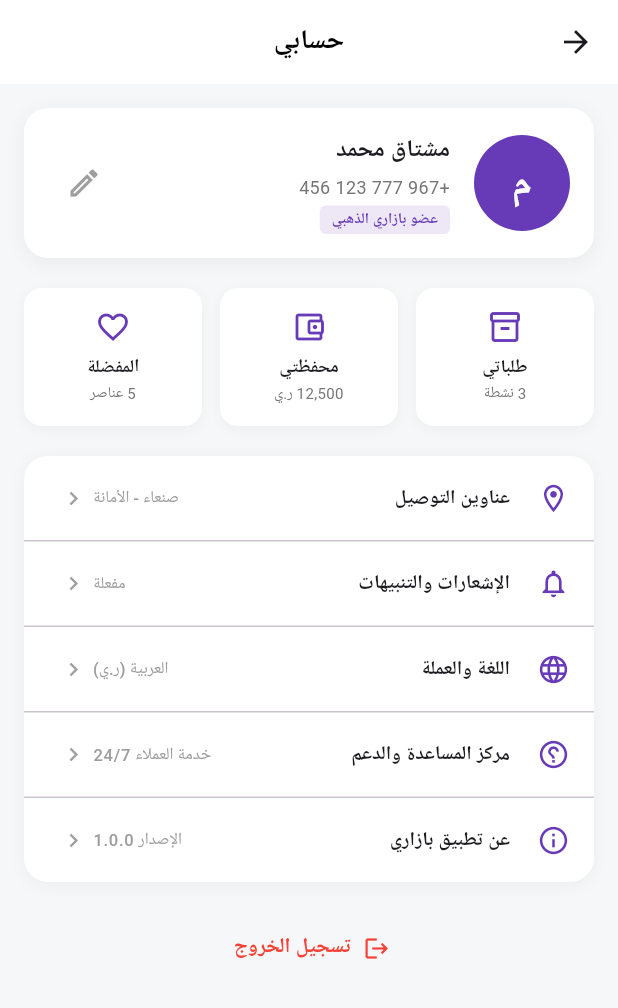
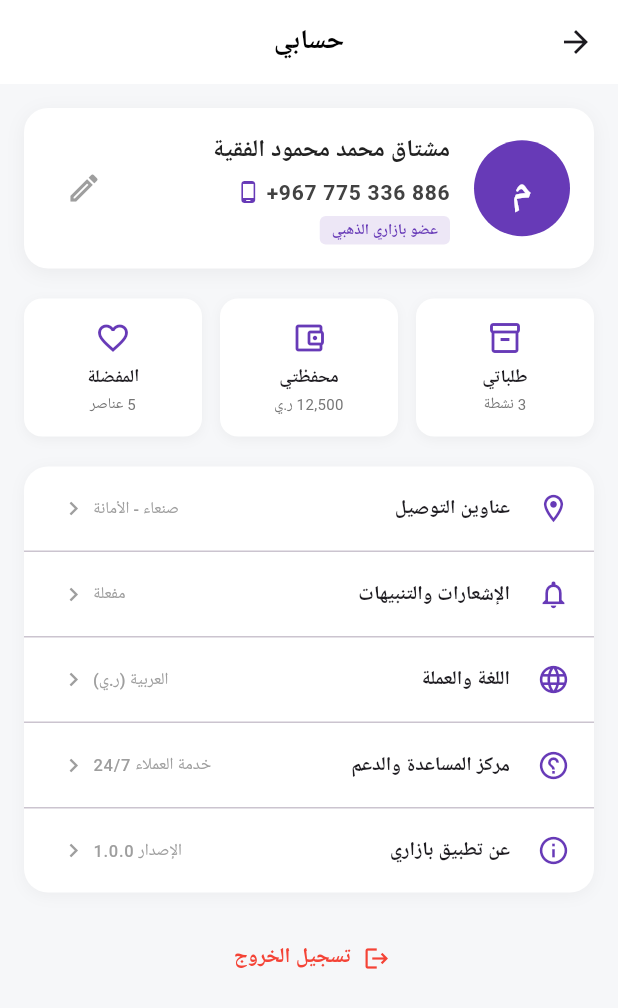
Before and after one commit to mushtaqalfaqih/mushtaq-commerce, a Flutter app: the ProfileScreen screen opened directly, on a phone screen of 412 x 824 dp. Shown: the top 1008 px of the screen. Run offline on Flutter 3.47's test engine with Material 3 defaults, Android fonts, the phone set to English and light mode, and no system bars.

Commit message:
feat: update user profile with full name and formatted phone number

```diff
--- a/lib/screens/profile_screen.dart
+++ b/lib/screens/profile_screen.dart
@@ -59,21 +59,38 @@ class ProfileScreen extends StatelessWidget {
                       crossAxisAlignment: CrossAxisAlignment.start,
                       children: [
                         const Text(
-                          'مشتاق محمد',
+                          'مشتاق محمد محمود الفقية',
                           style: TextStyle(
                             fontSize: 16,
                             fontWeight: FontWeight.bold,
+                            color: Color(0xFF212121),
                           ),
                         ),
-                        const SizedBox(height: 4),
-                        Text(
-                          '+967 777 123 456',
-                          style: TextStyle(
-                            fontSize: 12,
-                            color: Colors.grey.shade600,
+                        const SizedBox(height: 6),
+                        Directionality(
+                          textDirection: TextDirection.ltr,
+                          child: Row(
+                            mainAxisSize: MainAxisSize.min,
+                            children: [
+                              Icon(
+                                Icons.phone_android,
+                                size: 16,
+                                color: const Color(0xFF673AB7),
+                              ),
+                              const SizedBox(width: 4),
+                              Text(
+                                '+967 775 336 886',
+                                style: TextStyle(
+                                  fontSize: 14,
+                                  fontWeight: FontWeight.bold,
+                                  color: Colors.grey.shade800,
+                                  letterSpacing: 0.5,
+                                ),
+                              ),
+                            ],
                           ),
                         ),
-                        const SizedBox(height: 4),
+                        const SizedBox(height: 6),
                         Container(
                           padding: const EdgeInsets.symmetric(
                             horizontal: 8,
```
